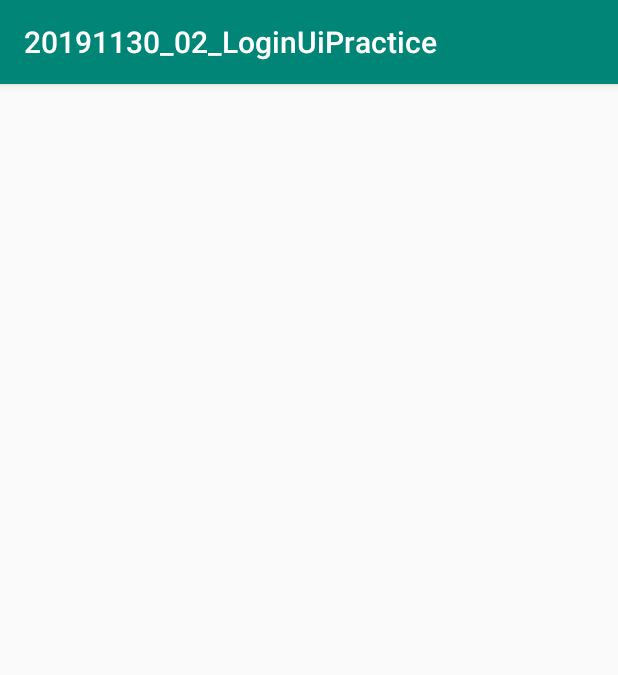
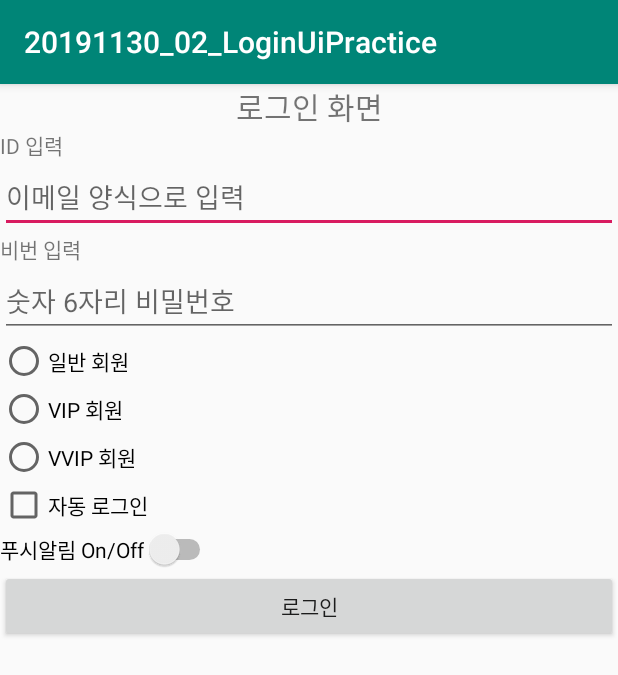
Before and after one commit to cho881020/20191130_02_LoginUiPractice, an Android app: the screen it shows after launch (MainActivity), on a phone screen of 412 x 824 dp. Shown: the top 675 px of the screen. Run offline under Robolectric (Android 15) with nearby library versions, the phone set to English and light mode, and no system bars.

Commit message:
로그인 화면 초안 구현

```diff
--- a/app/src/main/res/layout/activity_main.xml
+++ b/app/src/main/res/layout/activity_main.xml
@@ -7,5 +7,71 @@
     android:orientation="vertical"
     tools:context=".MainActivity">
 
+    <TextView
+        android:layout_width="match_parent"
+        android:layout_height="wrap_content"
+        android:textSize="20sp"
+        android:gravity="center"
+        android:text="로그인 화면" />
+
+    <TextView
+        android:layout_width="wrap_content"
+        android:layout_height="wrap_content"
+        android:text="ID 입력" />
+
+    <EditText
+        android:layout_width="match_parent"
+        android:layout_height="wrap_content"
+        android:hint="이메일 양식으로 입력"
+        android:inputType="textEmailAddress" />
+
+    <TextView
+        android:layout_width="wrap_content"
+        android:layout_height="wrap_content"
+        android:text="비번 입력" />
+
+    <EditText
+        android:layout_width="match_parent"
+        android:layout_height="wrap_content"
+        android:hint="숫자 6자리 비밀번호"
+        android:inputType="numberPassword" />
+
+    <RadioGroup
+        android:layout_width="match_parent"
+        android:layout_height="wrap_content">
+
+        <RadioButton
+            android:layout_width="wrap_content"
+            android:layout_height="wrap_content"
+            android:text="일반 회원" />
+
+        <RadioButton
+            android:layout_width="wrap_content"
+            android:layout_height="wrap_content"
+            android:text="VIP 회원" />
+
+        <RadioButton
+            android:layout_width="wrap_content"
+            android:layout_height="wrap_content"
+            android:text="VVIP 회원" />
+
+
+    </RadioGroup>
+
+    <CheckBox
+        android:layout_width="wrap_content"
+        android:layout_height="wrap_content"
+        android:text="자동 로그인"/>
+
+    <Switch
+        android:layout_width="wrap_content"
+        android:layout_height="wrap_content"
+        android:text="푸시알림 On/Off" />
+
+    <Button
+        android:layout_width="match_parent"
+        android:layout_height="wrap_content"
+        android:text="로그인" />
+
 
 </LinearLayout>
```
